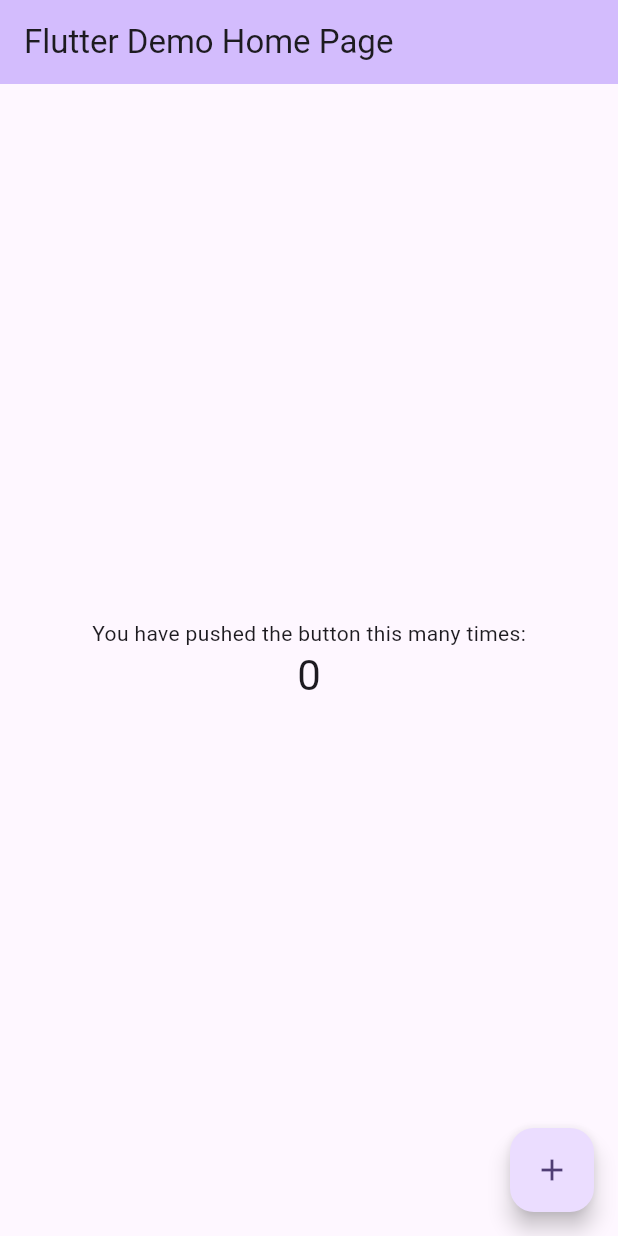
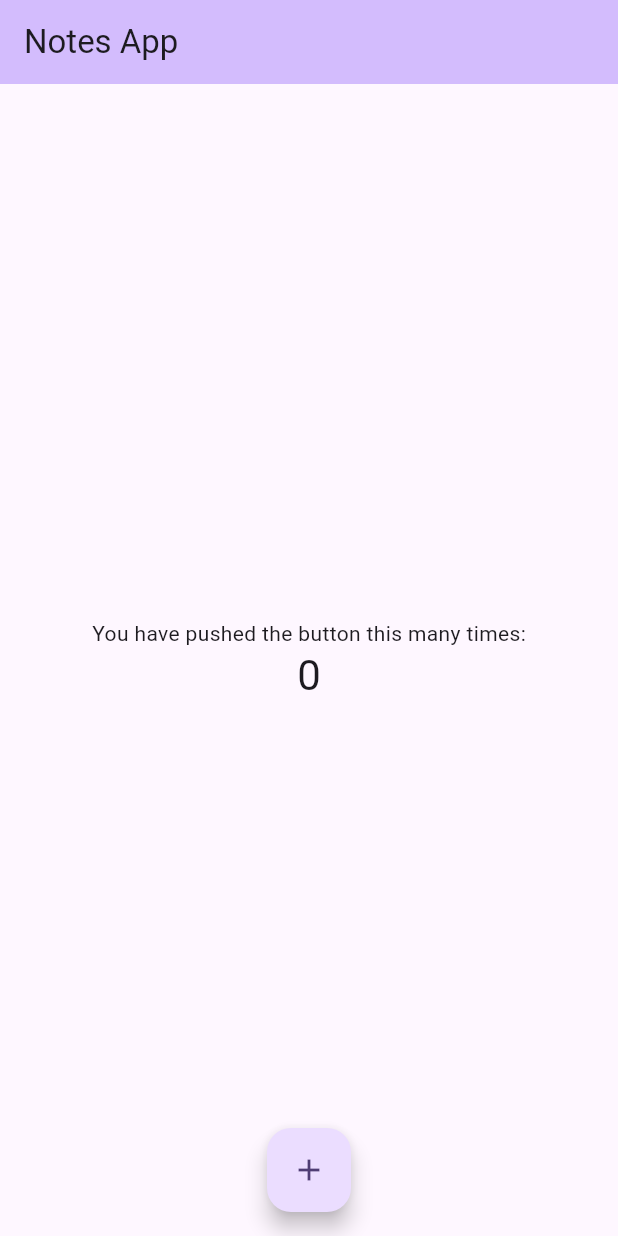
Before and after one commit to m3mentomor1/Flutter-Based-Notes-App-with-AzureDB_For_PostgreSQL, a Flutter app: the screen it shows after launch, on a phone screen of 412 x 824 dp. Run offline on Flutter 3.47's test engine with Material 3 defaults, Android fonts, the phone set to English and light mode, and no system bars.

Commit message:
Centered the 'Add new note' button

```diff
--- a/notes_app/lib/main.dart
+++ b/notes_app/lib/main.dart
@@ -7,46 +7,21 @@ void main() {
 class MyApp extends StatelessWidget {
   const MyApp({super.key});
 
-  // This widget is the root of your application.
   @override
   Widget build(BuildContext context) {
     return MaterialApp(
       title: 'Flutter Demo',
       theme: ThemeData(
-        // This is the theme of your application.
-        //
-        // TRY THIS: Try running your application with "flutter run". You'll see
-        // the application has a blue toolbar. Then, without quitting the app,
-        // try changing the seedColor in the colorScheme below to Colors.green
-        // and then invoke "hot reload" (save your changes or press the "hot
-        // reload" button in a Flutter-supported IDE, or press "r" if you used
-        // the command line to start the app).
-        //
-        // Notice that the counter didn't reset back to zero; the application
-        // state is not lost during the reload. To reset the state, use hot
-        // restart instead.
-        //
-        // This works for code too, not just values: Most code changes can be
-        // tested with just a hot reload.
         colorScheme: ColorScheme.fromSeed(seedColor: Colors.deepPurple),
         useMaterial3: true,
       ),
-      home: const MyHomePage(title: 'Flutter Demo Home Page'),
+      home: const MyHomePage(title: 'Notes App'),
     );
   }
 }
 
 class MyHomePage extends StatefulWidget {
   const MyHomePage({super.key, required this.title});
-
-  // This widget is the home page of your application. It is stateful, meaning
-  // that it has a State object (defined below) that contains fields that affect
-  // how it looks.
-
-  // This class is the configuration for the state. It holds the values (in this
-  // case the title) provided by the parent (in this case the App widget) and
-  // used by the build method of the State. Fields in a Widget subclass are
-  // always marked "final".
 
   final String title;
 
@@ -59,50 +34,19 @@ class _MyHomePageState extends State<MyHomePage> {
 
   void _incrementCounter() {
     setState(() {
-      // This call to setState tells the Flutter framework that something has
-      // changed in this State, which causes it to rerun the build method below
-      // so that the display can reflect the updated values. If we changed
-      // _counter without calling setState(), then the build method would not be
-      // called again, and so nothing would appear to happen.
       _counter++;
     });
   }
 
   @override
   Widget build(BuildContext context) {
-    // This method is rerun every time setState is called, for instance as done
-    // by the _incrementCounter method above.
-    //
-    // The Flutter framework has been optimized to make rerunning build methods
-    // fast, so that you can just rebuild anything that needs updating rather
-    // than having to individually change instances of widgets.
     return Scaffold(
       appBar: AppBar(
-        // TRY THIS: Try changing the color here to a specific color (to
-        // Colors.amber, perhaps?) and trigger a hot reload to see the AppBar
-        // change color while the other colors stay the same.
         backgroundColor: Theme.of(context).colorScheme.inversePrimary,
-        // Here we take the value from the MyHomePage object that was created by
-        // the App.build method, and use it to set our appbar title.
         title: Text(widget.title),
       ),
       body: Center(
-        // Center is a layout widget. It takes a single child and positions it
-        // in the middle of the parent.
         child: Column(
-          // Column is also a layout widget. It takes a list of children and
-          // arranges them vertically. By default, it sizes itself to fit its
-          // children horizontally, and tries to be as tall as its parent.
-          //
-          // Column has various properties to control how it sizes itself and
-          // how it positions its children. Here we use mainAxisAlignment to
-          // center the children vertically; the main axis here is the vertical
-          // axis because Columns are vertical (the cross axis would be
-          // horizontal).
-          //
-          // TRY THIS: Invoke "debug painting" (choose the "Toggle Debug Paint"
-          // action in the IDE, or press "p" in the console), to see the
-          // wireframe for each widget.
           mainAxisAlignment: MainAxisAlignment.center,
           children: <Widget>[
             const Text(
@@ -117,9 +61,11 @@ class _MyHomePageState extends State<MyHomePage> {
       ),
       floatingActionButton: FloatingActionButton(
         onPressed: _incrementCounter,
-        tooltip: 'Increment',
+        tooltip: 'Add new note',
         child: const Icon(Icons.add),
-      ), // This trailing comma makes auto-formatting nicer for build methods.
+      ),
+      floatingActionButtonLocation:
+          FloatingActionButtonLocation.centerFloat, // Updated location
     );
   }
 }
```
